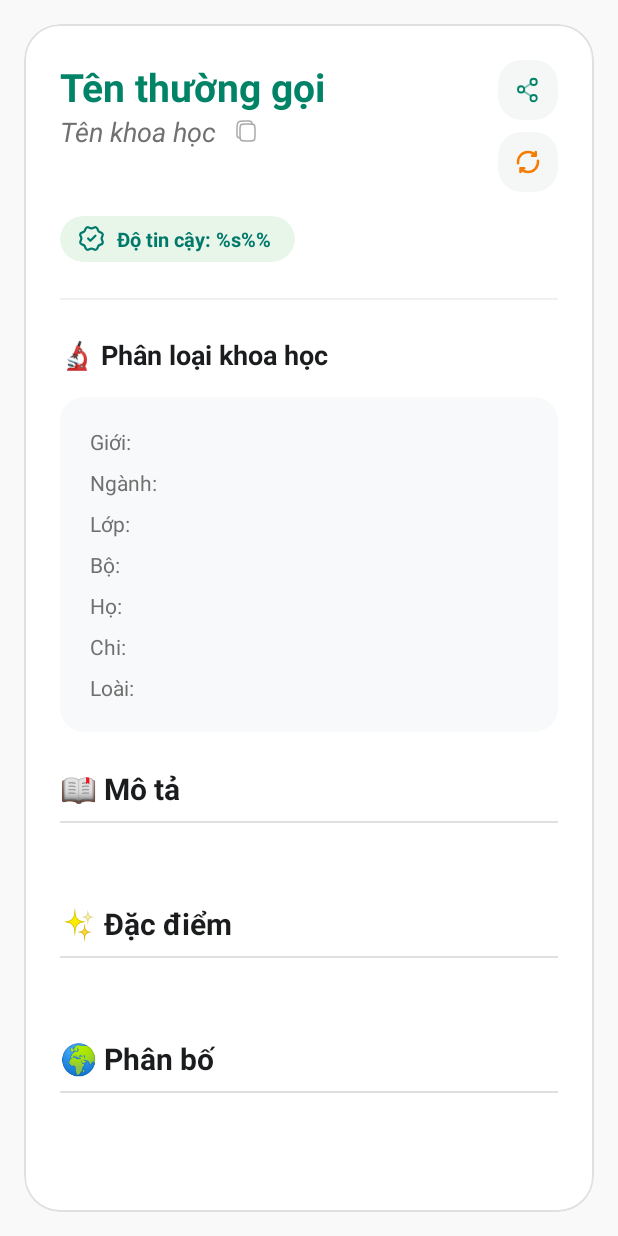
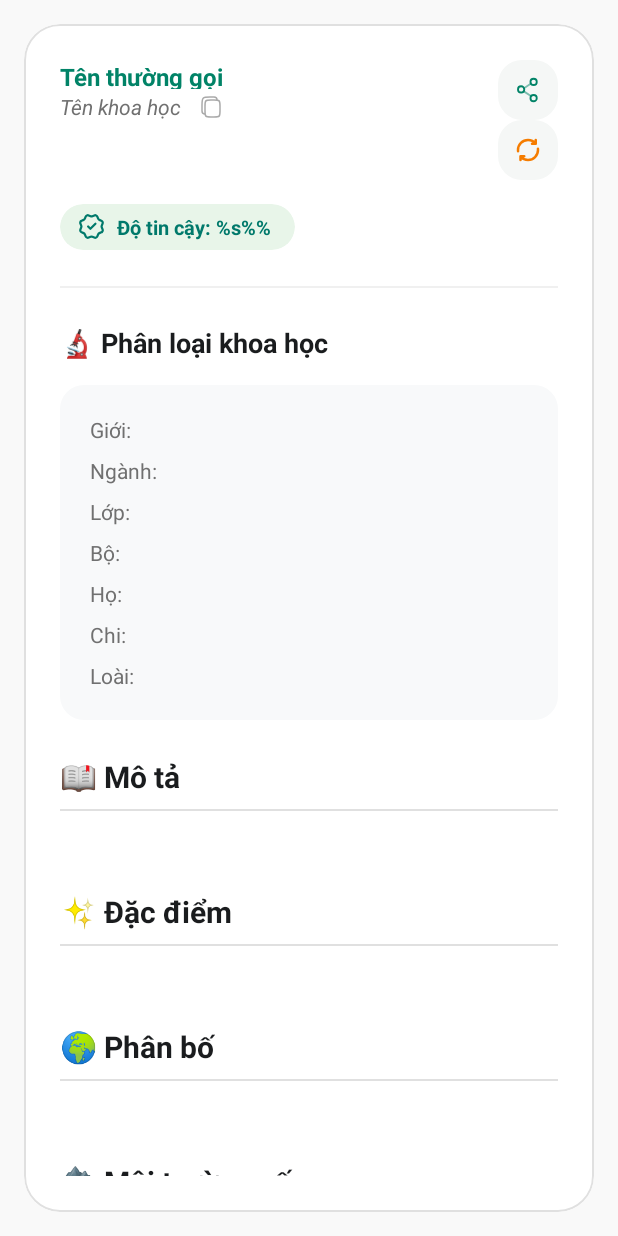
Before and after one commit to NguyenDevs/EcoLens, an Android app: the layout card_species_info.xml on its own in the app's theme, with its tools: preview values and no code run, on a phone screen of 412 x 824 dp. Run offline under Robolectric (Android 15) with nearby library versions, the phone set to English and light mode, and no system bars.

Commit message:
Update card_species_info.xml

```diff
--- a/app/src/main/res/layout/card_species_info.xml
+++ b/app/src/main/res/layout/card_species_info.xml
@@ -29,14 +29,19 @@
                     android:layout_weight="1"
                     android:orientation="vertical">
 
-                <TextView
+                <androidx.appcompat.widget.AppCompatTextView
                         android:id="@+id/tvCommonName"
-                        android:layout_width="wrap_content"
+                        android:layout_width="match_parent"
                         android:layout_height="wrap_content"
                         android:text="@string/label_common_name"
                         android:textColor="@color/green_primary"
-                        android:textSize="26sp"
-                        android:textStyle="bold"/>
+                        android:textStyle="bold"
+                        android:maxLines="1"
+
+                        app:autoSizeTextType="uniform"
+                        app:autoSizeMaxTextSize="26sp"
+                        app:autoSizeMinTextSize="16sp"
+                        app:autoSizeStepGranularity="1sp" />
 
                 <LinearLayout
                         android:layout_width="wrap_content"
@@ -44,14 +49,20 @@
                         android:orientation="horizontal"
                         android:gravity="center_vertical">
 
-                    <TextView
+                    <androidx.appcompat.widget.AppCompatTextView
                             android:id="@+id/tvScientificName"
-                            android:layout_width="wrap_content"
+                            android:layout_width="0dp"
                             android:layout_height="wrap_content"
+                            android:layout_weight="1"
+                            android:maxLines="1"
                             android:text="@string/label_scientific_name"
                             android:textColor="@color/text_secondary"
-                            android:textSize="18sp"
-                            android:textStyle="italic"/>
+                            android:textStyle="italic"
+
+                            app:autoSizeTextType="uniform"
+                            app:autoSizeMaxTextSize="18sp"
+                            app:autoSizeMinTextSize="13sp"
+                            app:autoSizeStepGranularity="1sp" />
 
                     <ImageView
                             android:id="@+id/btnCopyScientificName"
@@ -87,7 +98,6 @@
                         android:id="@+id/btnRetryIdentification"
                         android:layout_width="40dp"
                         android:layout_height="40dp"
-                        android:layout_marginTop="8dp"
                         android:background="@drawable/bg_white_rounded"
                         android:backgroundTint="#F5F7F6"
                         android:padding="10dp"
```
